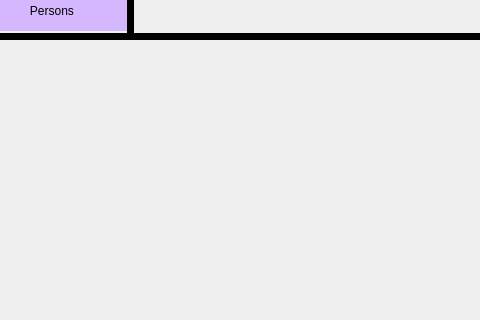
NimaGhasemi1383/IUT_AP_PROJECT, file teamui.ui: the form before one commit; both pictures show x 0 to 480 and y 380 to 700 of the 800 by 700 pixel window.
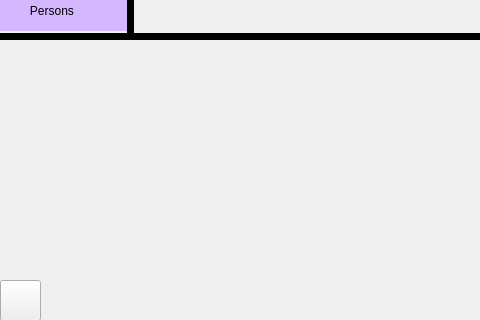
The form after the commit. Icons and pictures are not drawn.

Commit message: back bottuns for widgets

What changed in the file:
```diff
--- a/teamui.ui
+++ b/teamui.ui
@@ -606,6 +606,25 @@
     <string/>
    </property>
   </widget>
+  <widget class="QPushButton" name="pushButton_Back">
+   <property name="geometry">
+    <rect>
+     <x>0</x>
+     <y>660</y>
+     <width>41</width>
+     <height>41</height>
+    </rect>
+   </property>
+   <property name="cursor">
+    <cursorShape>PointingHandCursor</cursorShape>
+   </property>
+   <property name="styleSheet">
+    <string notr="true">image: url(:/Login/Login17.png);</string>
+   </property>
+   <property name="text">
+    <string/>
+   </property>
+  </widget>
  </widget>
  <resources/>
  <connections/>
```
The commit also changes 14 other files.
